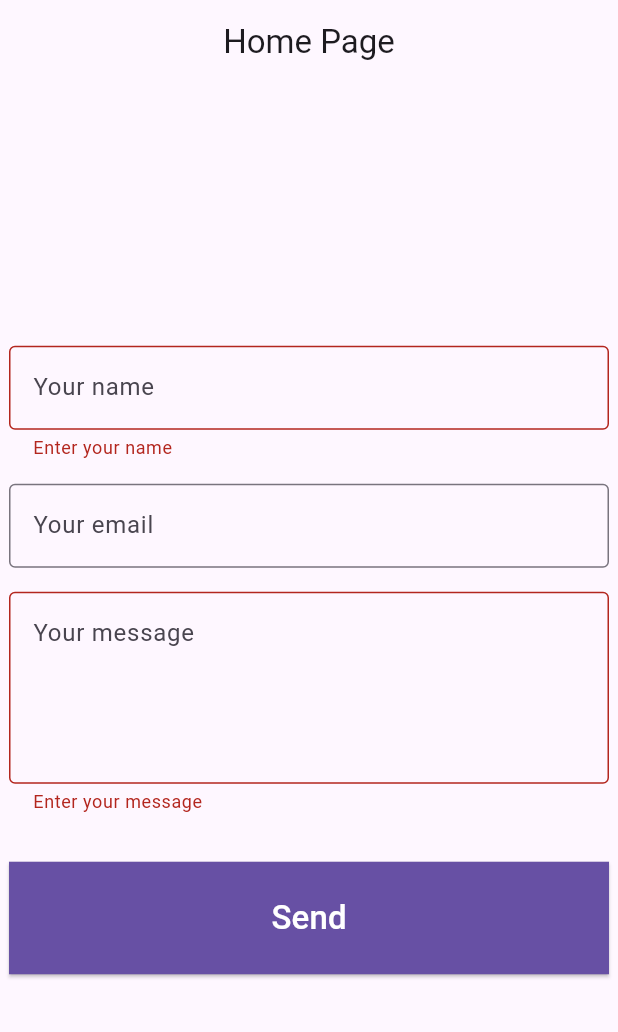
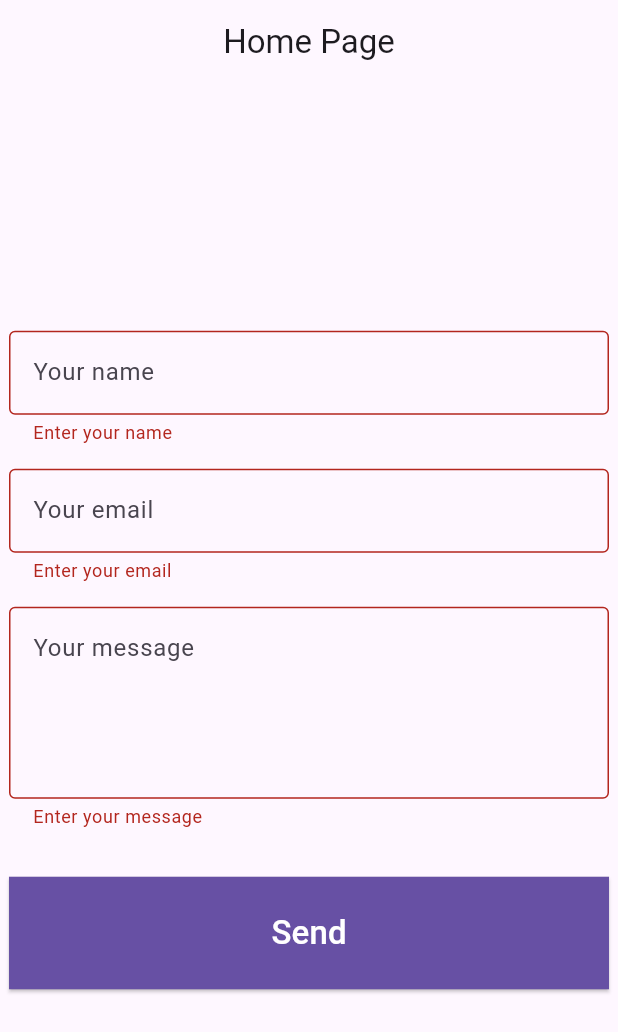
Before and after one commit to abdymazhittoretay/telegram_contact_form, a Flutter app: the screen it shows after launch, after a tap on "Send", on a phone screen of 412 x 824 dp. Shown: the top 1032 px of the screen. Run offline on Flutter 3.47's test engine with Material 3 defaults, Android fonts, the light colour scheme and no system bars.

Commit message:
upgraded email validation

```diff
--- a/lib/pages/home_page.dart
+++ b/lib/pages/home_page.dart
@@ -89,6 +89,9 @@ class _HomePageState extends State<HomePage> {
   }
 
   String? validateEmail(String? value) {
+    if (value == null || value.isEmpty) {
+      return "Enter your email";
+    }
     const pattern =
         r"(?:[a-z0-9!#$%&'*+/=?^_`{|}~-]+(?:\.[a-z0-9!#$%&'"
         r'*+/=?^_`{|}~-]+)*|"(?:[\x01-\x08\x0b\x0c\x0e-\x1f\x21\x23-\x5b\x5d-'
@@ -99,9 +102,7 @@ class _HomePageState extends State<HomePage> {
         r'x21-\x5a\x53-\x7f]|\\[\x01-\x09\x0b\x0c\x0e-\x7f])+)\])';
     final regex = RegExp(pattern);
 
-    return value!.isNotEmpty && !regex.hasMatch(value)
-        ? 'Enter a valid email address'
-        : null;
+    return regex.hasMatch(value) ? null : "Enter a valid email address";
   }
 
   void confirmationDialog() {
```
